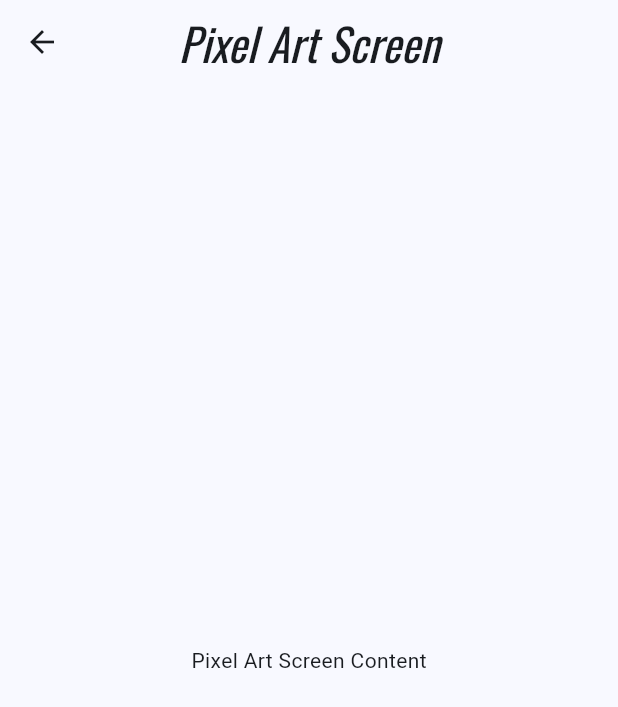
After one commit to DiegoLaraR/3479A321_2023479032, a Flutter app: the screen it shows after launch, after a tap on the "grid on" icon, on a phone screen of 412 x 824 dp. The commit adds this screen. Shown: the top 707 px of the screen. Run offline on Flutter 3.47's test engine with Material 3 defaults, Android fonts, the phone set to English and light mode, and no system bars; our stand-ins replace google_fonts, logger.

Commit message:
Clase configuration data, pixel art screen

```diff
--- a/lib/pages/home.dart
+++ b/lib/pages/home.dart
@@ -2,6 +2,7 @@ import 'package:flutter/material.dart';
 import 'package:lab2/pages/about.dart';
 import 'package:lab2/pages/list_art.dart';
 import 'package:lab2/pages/list_creation.dart';
+import 'package:lab2/pages/pixel_art_screen.dart';
 
 class MyHomePage extends StatefulWidget {
   const MyHomePage({
@@ -37,7 +38,7 @@ class _MyHomePageState extends State<MyHomePage> {
         padding: const EdgeInsets.symmetric(horizontal: 8.0),
 
         child: Row(
-          mainAxisAlignment: MainAxisAlignment.end,
+          mainAxisAlignment: MainAxisAlignment.spaceBetween,
           children: [
             ElevatedButton(
               onPressed: () async {
@@ -141,6 +142,13 @@ class _MyHomePageState extends State<MyHomePage> {
                 if (nuevoColor != null) _changeColor(nuevoColor);
               },
               child: const Icon(Icons.color_lens),
+            ),
+            ElevatedButton(
+              onPressed: () => Navigator.push(
+                context,
+                MaterialPageRoute(builder: (context) => PixelArtScreen()),
+              ),
+              child: const Icon(Icons.grid_on),
             ),
           ],
         ),
--- /dev/null
+++ b/lib/pages/pixel_art_screen.dart
@@ -0,0 +1,67 @@
+import 'package:flutter/material.dart';
+import 'package:logger/logger.dart';
+
+class PixelArtScreen extends StatefulWidget {
+  const PixelArtScreen({super.key});
+
+  @override
+  State<PixelArtScreen> createState() => _PixelArtScreenState();
+}
+
+class _PixelArtScreenState extends State<PixelArtScreen> {
+  var logger = Logger();
+  @override
+  void initState() {
+    super.initState();
+    logger.d("PixelArtScreen Inicializado");
+  }
+
+  @override
+  void didChangeDependencies() {
+    super.didChangeDependencies();
+    logger.d("PixelArtScreen dependencias cambiadas");
+  }
+
+  @override
+  void setState(VoidCallback fn) {
+    // TODO: implement setState
+    super.setState(fn);
+    logger.d("PixelArtScreen setState llamado");
+  }
+
+  @override
+  void didUpdateWidget(covariant PixelArtScreen oldWidget) {
+    // TODO: implement didUpdateWidget
+    super.didUpdateWidget(oldWidget);
+    logger.d("PixelArtScreen didUpdateWidget llamado");
+  }
+
+  @override
+  Widget build(BuildContext context) {
+    return Scaffold(
+      appBar: AppBar(title: const Text('Pixel Art Screen'), centerTitle: true),
+      body: const Center(child: Text('Pixel Art Screen Content')),
+    );
+  }
+
+  @override
+  void deactivate() {
+    // TODO: implement deactivate
+    super.deactivate();
+    logger.d("PixelArtScreen desactivado");
+  }
+
+  @override
+  void dispose() {
+    // TODO: implement dispose
+    super.dispose();
+    logger.d("PixelArtScreen dispuesto");
+  }
+
+  @override
+  void reassemble() {
+    // TODO: implement reassemble
+    super.reassemble();
+    logger.d("PixelArtScreen reassembled");
+  }
+}
--- a/pubspec.yaml
+++ b/pubspec.yaml
@@ -36,6 +36,7 @@ dependencies:
   cupertino_icons: ^1.0.8
   logger: ^2.6.1
   google_fonts: ^6.3.2
+  provider: ^6.1.5+1
 
 
 dev_dependencies:
```
Also changed, not shown: lib/providers/configuration_data.dart (added, +8 -0 lines), pubspec.lock.
